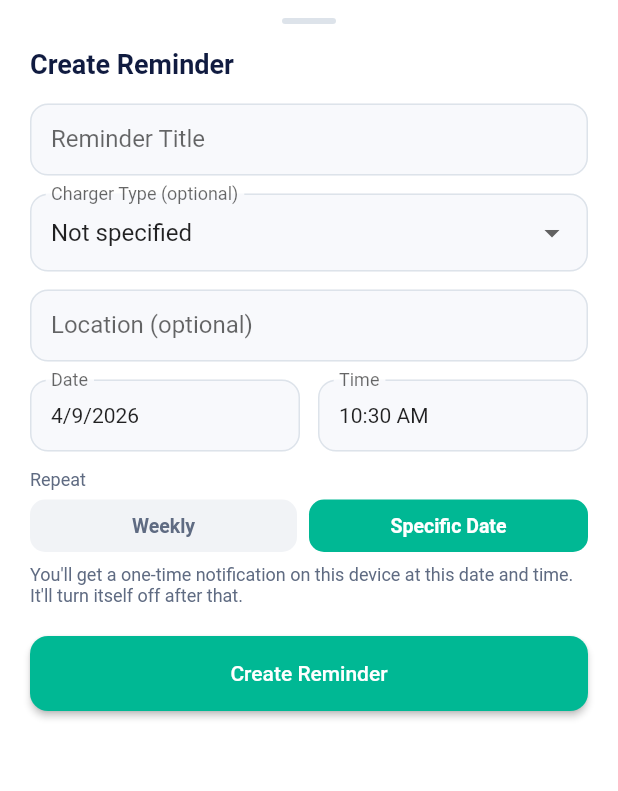
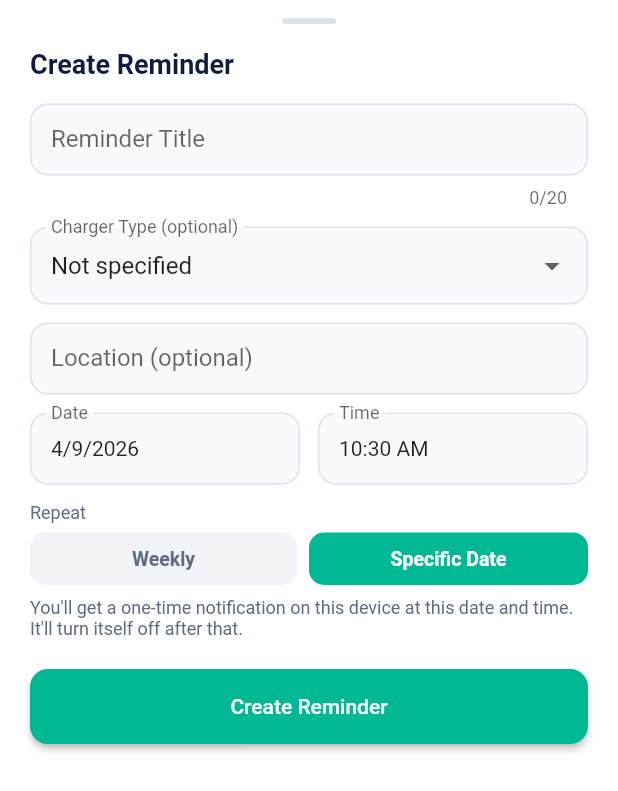
Before and after one commit to xinyueeee/ChargeWiseMY, a Flutter app: the _CreateReminderSheet widget shown alone on an empty page, opened directly, on a phone screen of 412 x 824 dp. Shown: the top 791 px of the screen. Run offline on Flutter 3.47's test engine with Material 3 defaults, Android fonts, the phone set to English and light mode, and no system bars; our stand-ins replace flutter_local_notifications, geolocator, google_maps_flutter, image_picker, shared_preferences, sqflite and 1 more; missing offline and left inert: workmanager; accounts and stored records are empty; Roboto replaces fonts that are missing (Arial).

Commit message:
fix bugs

```diff
--- a/lib/modules/charging/screens/create_reminder_sheet.dart
+++ b/lib/modules/charging/screens/create_reminder_sheet.dart
@@ -294,6 +294,7 @@ class _CreateReminderSheetState extends State<_CreateReminderSheet> {
                         const SizedBox(height: 16),
                         TextFormField(
                           controller: _titleController,
+                          maxLength: 20,
                           decoration: const InputDecoration(
                             labelText: 'Reminder Title',
                             hintText: 'e.g. Charge my car',
```
Also changed, not shown: lib/core/navigation/driver_shell.dart (+6 -1 lines).
